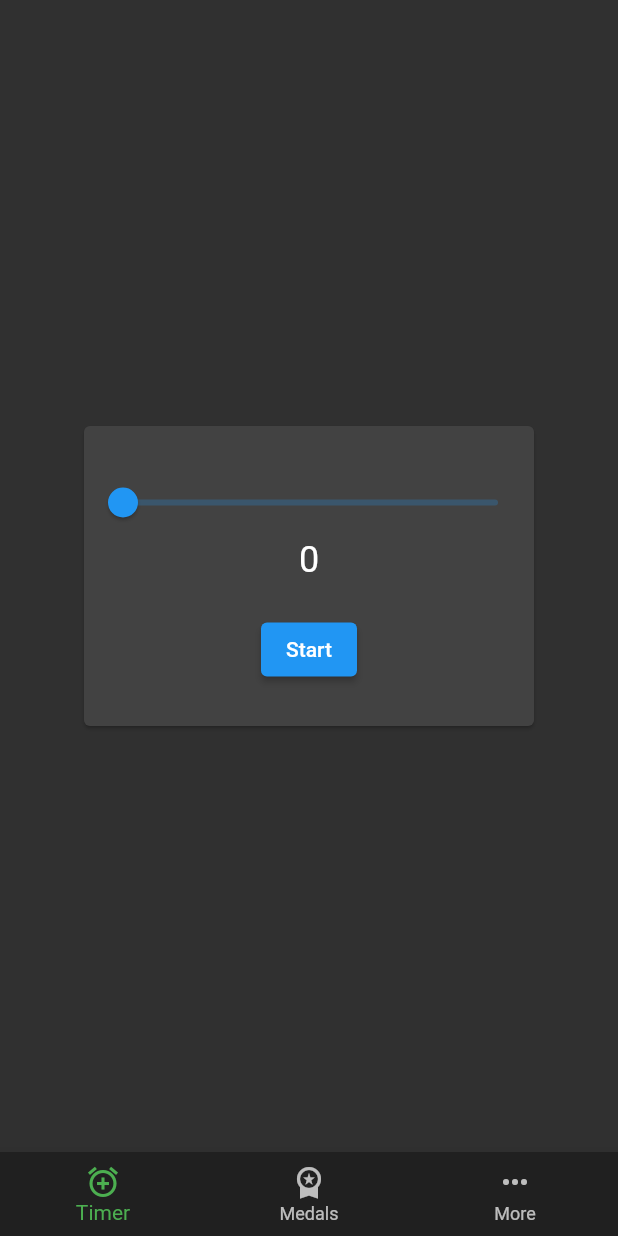
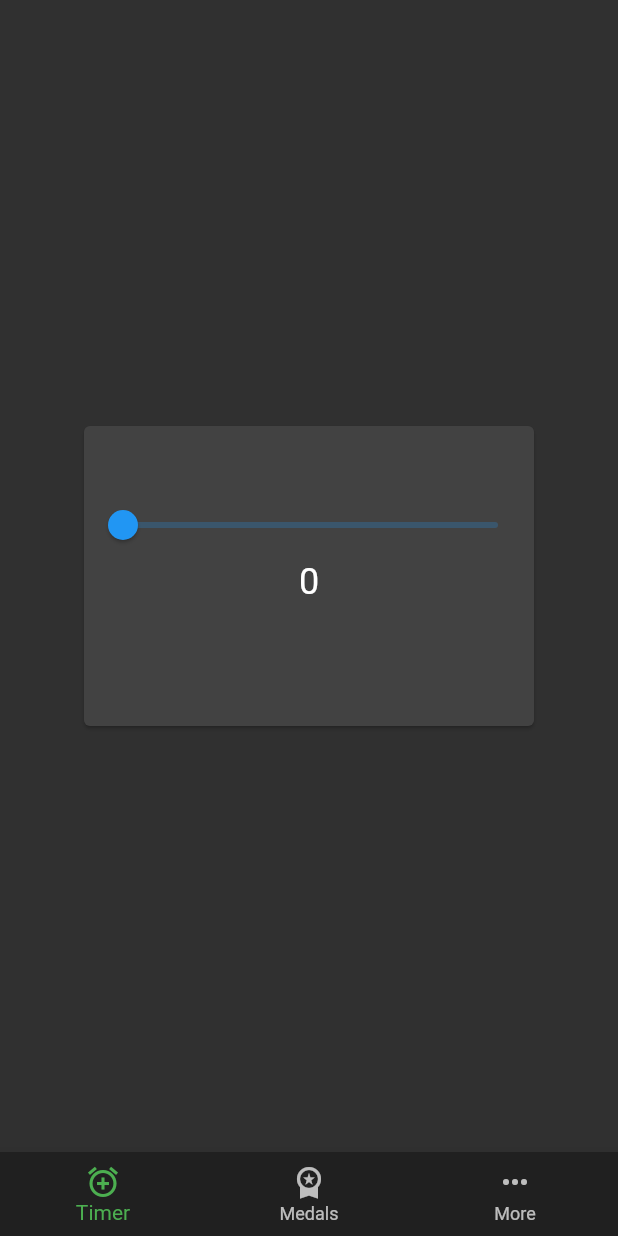
Before and after one commit to WojDob/FocuMoji, a Flutter app: the screen it shows after launch, on a phone screen of 412 x 824 dp. Run offline on Flutter 3.47's test engine with Material 2 defaults, Android fonts, the phone set to English and light mode, and no system bars; our stand-ins replace google_fonts.

Commit message:
Set button to invisible on slider equals zero

```diff
--- a/lib/screens/timer_screen.dart
+++ b/lib/screens/timer_screen.dart
@@ -10,6 +10,7 @@ class TimerScreen extends StatefulWidget {
 
 class _TimerScreenState extends State<TimerScreen> {
   double _sliderValue = 0;
+
   @override
   Widget build(BuildContext context) {
     return Scaffold(
@@ -20,6 +21,10 @@ class _TimerScreenState extends State<TimerScreen> {
             child: SizedBox(
               width: 300,
               height: 200,
+              child: Stack(
+                children: [
+                  Padding(
+                    padding: const EdgeInsets.only(bottom: 40.0),
                     child: Column(
                       mainAxisAlignment: MainAxisAlignment.center,
                       children: [
@@ -38,8 +43,17 @@ class _TimerScreenState extends State<TimerScreen> {
                           _sliderValue.round().toString(),
                           style: const TextStyle(fontSize: 24),
                         ),
-                  const SizedBox(height: 22),
-                  ElevatedButton(
+                      ],
+                    ),
+                  ),
+                  Positioned.fill(
+                    child: Align(
+                      alignment: Alignment.bottomCenter,
+                      child: Visibility(
+                        visible: _sliderValue != 0,
+                        child: Padding(
+                          padding: const EdgeInsets.only(bottom: 16.0),
+                          child: ElevatedButton(
                             child: const Text("Start"),
                             onPressed: () {
                               Navigator.of(context).push(
@@ -47,12 +61,19 @@ class _TimerScreenState extends State<TimerScreen> {
                                   builder: (BuildContext context) =>
                                       ChangeNotifierProvider(
                                     create: (context) => TimerManager.started(
-                                initialTimeInMinutes: _sliderValue.toInt()),
-                            builder: (context, child) => CountdownScreen(),
+                                      initialTimeInMinutes:
+                                          _sliderValue.toInt(),
+                                    ),
+                                    builder: (context, child) =>
+                                        CountdownScreen(),
                                   ),
                                 ),
                               );
                             },
+                          ),
+                        ),
+                      ),
+                    ),
                   ),
                 ],
               ),
```
Also changed, not shown: 3 other files. Lines whose indentation alone changed are shown as unchanged.
